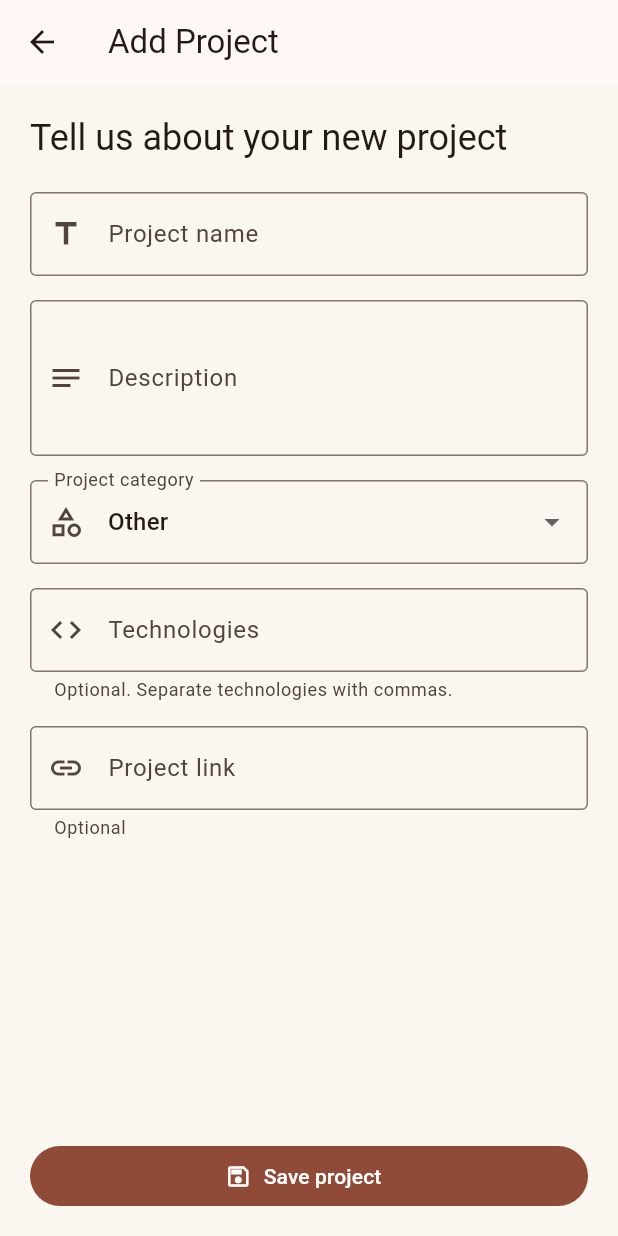
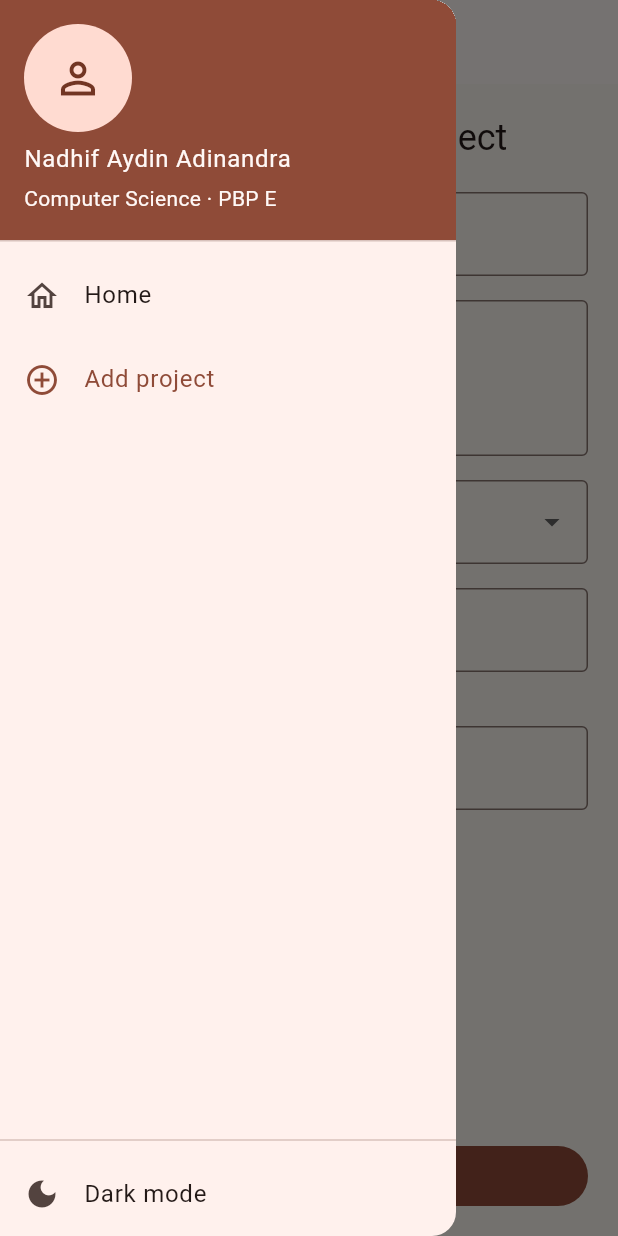
Before and after one commit to tayanadhif/myportofolio_mobile, a Flutter app: the AddProjectPage screen opened directly, with the side drawer open (before the commit the screen has no drawer), on a phone screen of 412 x 824 dp. Run offline on Flutter 3.47's test engine with Material 3 defaults, Android fonts, the phone set to English and light mode, and no system bars; our stand-ins replace shared_preferences; accounts and stored records are empty.

Commit message:
Membuat navigasi dari halaman utama dan drawer

```diff
--- /dev/null
+++ b/lib/portfolio_drawer.dart
@@ -0,0 +1,69 @@
+import 'package:flutter/material.dart';
+
+class PortfolioDrawer extends StatelessWidget {
+  final bool isDarkMode;
+  final bool isHomeSelected;
+  final bool isAddProjectSelected;
+  final VoidCallback onThemeToggle;
+  final VoidCallback onHome;
+  final VoidCallback onAddProject;
+  final VoidCallback? onViewProjects;
+
+  const PortfolioDrawer({
+    super.key,
+    required this.isDarkMode,
+    required this.isHomeSelected,
+    required this.isAddProjectSelected,
+    required this.onThemeToggle,
+    required this.onHome,
+    required this.onAddProject,
+    this.onViewProjects,
+  });
+
+  @override
+  Widget build(BuildContext context) {
+    final colorScheme = Theme.of(context).colorScheme;
+
+    return Drawer(
+      child: SafeArea(
+        child: Column(
+          children: [
+            UserAccountsDrawerHeader(
+              accountName: const Text('Nadhif Aydin Adinandra'),
+              accountEmail: const Text('Computer Science · PBP E'),
+              currentAccountPicture: const CircleAvatar(
+                child: Icon(Icons.person_outline, size: 34),
+              ),
+              decoration: BoxDecoration(color: colorScheme.primary),
+            ),
+            ListTile(
+              leading: const Icon(Icons.home_outlined),
+              title: const Text('Home'),
+              selected: isHomeSelected,
+              onTap: onHome,
+            ),
+            if (onViewProjects != null)
+              ListTile(
+                leading: const Icon(Icons.work_outline),
+                title: const Text('View projects'),
+                onTap: onViewProjects,
+              ),
+            ListTile(
+              leading: const Icon(Icons.add_circle_outline),
+              title: const Text('Add project'),
+              selected: isAddProjectSelected,
+              onTap: onAddProject,
+            ),
+            const Spacer(),
+            const Divider(),
+            ListTile(
+              leading: Icon(isDarkMode ? Icons.light_mode : Icons.dark_mode),
+              title: Text(isDarkMode ? 'Light mode' : 'Dark mode'),
+              onTap: onThemeToggle,
+            ),
+          ],
+        ),
+      ),
+    );
+  }
+}
--- a/lib/screens/add_project_page.dart
+++ b/lib/screens/add_project_page.dart
@@ -1,9 +1,17 @@
 import 'package:flutter/material.dart';
 
 import '../project.dart';
+import '../portfolio_drawer.dart';
 
 class AddProjectPage extends StatefulWidget {
-  const AddProjectPage({super.key});
+  final bool isDarkMode;
+  final VoidCallback? onThemeToggle;
+
+  const AddProjectPage({
+    super.key,
+    this.isDarkMode = false,
+    this.onThemeToggle,
+  });
 
   @override
   State<AddProjectPage> createState() => _AddProjectPageState();
@@ -54,6 +62,31 @@ class _AddProjectPageState extends State<AddProjectPage> {
   @override
   Widget build(BuildContext context) => Scaffold(
     resizeToAvoidBottomInset: true,
+    drawer: PortfolioDrawer(
+      isDarkMode: widget.isDarkMode,
+      isHomeSelected: false,
+      isAddProjectSelected: true,
+      onThemeToggle: () {
+        Navigator.pop(context);
+        widget.onThemeToggle?.call();
+      },
+      onHome: () {
+        Navigator.pop(context);
+        Navigator.popUntil(context, (route) => route.isFirst);
+      },
+      onAddProject: () {
+        Navigator.pop(context);
+        Navigator.pushReplacement(
+          context,
+          MaterialPageRoute(
+            builder: (_) => AddProjectPage(
+              isDarkMode: widget.isDarkMode,
+              onThemeToggle: widget.onThemeToggle,
+            ),
+          ),
+        );
+      },
+    ),
     appBar: AppBar(
       title: const Text('Add Project'),
       surfaceTintColor: Colors.transparent,
```
Also changed, not shown: lib/menu.dart (+18 -44 lines), 1 other file.
